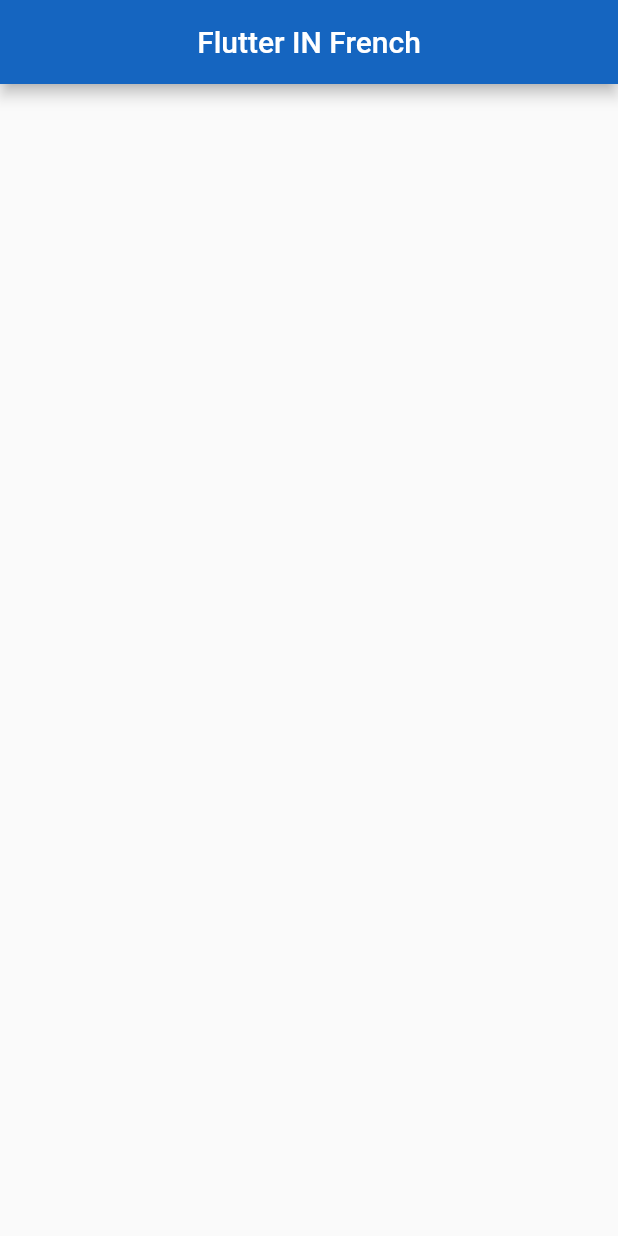
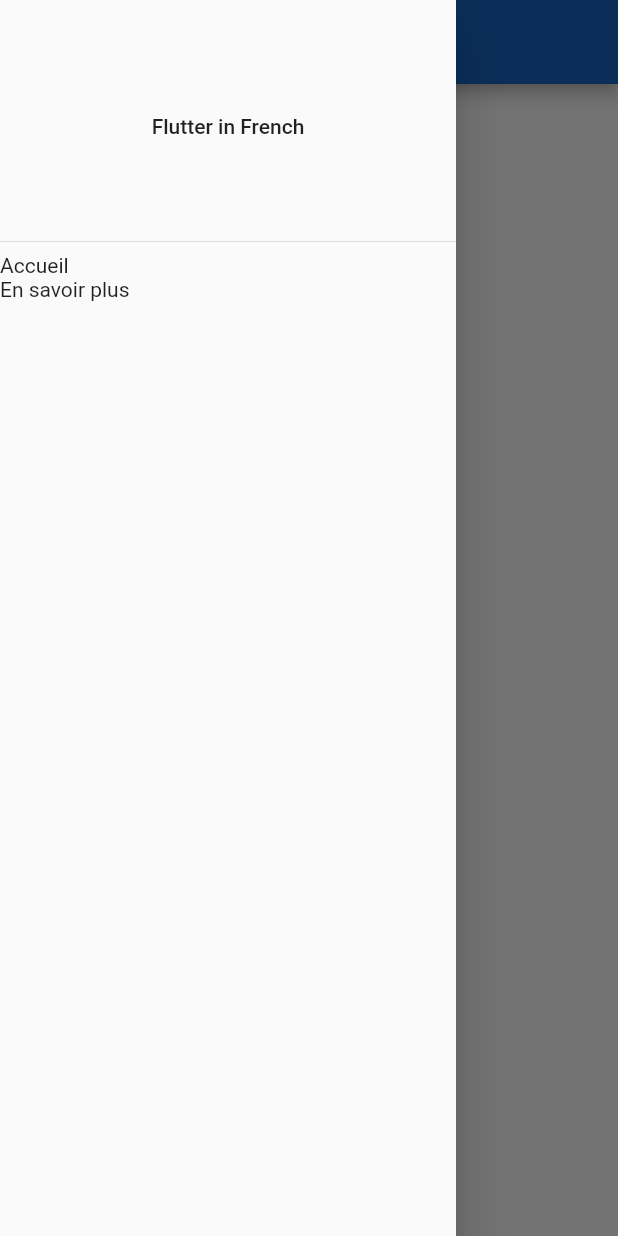
Before and after one commit to Jpilosel/FlutterInFrench, a Flutter app: the screen it shows after launch, with the side drawer open (before the commit the screen has no drawer), on a phone screen of 412 x 824 dp. Run offline on Flutter 3.47's test engine with Material 2 defaults, Android fonts, the phone set to English and light mode, and no system bars; our stand-ins replace google_fonts.

Commit message:
Ajout Appbar
Appbar sans les liens

```diff
--- a/lib/main.dart
+++ b/lib/main.dart
@@ -2,6 +2,7 @@ import 'package:flutter/material.dart';
 import 'package:flutterinfrench/screens/article_screen.dart';
 import 'package:flutterinfrench/screens/contact_screen.dart';
 import 'package:flutterinfrench/screens/home_screen.dart';
+import 'package:flutterinfrench/screens/themes/main_theme.dart';
 
 void main() => runApp(FlutterInFrenchApp());
 
@@ -16,11 +17,7 @@ class FlutterInFrenchApp extends StatelessWidget {
         '/contact': (context) => ContactScreen(),
         'article': (context) => ArcticleScreen()
       },
-      theme: ThemeData(
-        appBarTheme: AppBarTheme(
-          color: Colors.blue[800],
-        ),
-      ),
+      theme: MainTheme.build(),
     );
   }
 }
--- a/lib/screens/components/appbar_component.dart
+++ b/lib/screens/components/appbar_component.dart
@@ -1,9 +1,12 @@
 import 'package:flutter/material.dart';
+import 'package:google_fonts/google_fonts.dart';
 
 class AppbarComponent {
   static PreferredSizeWidget build() {
     return AppBar(
-      title: Text('Flutter IN French'),
+      title: Text(
+        'Flutter IN French',
+      ),
       centerTitle: true,
     );
   }
--- /dev/null
+++ b/lib/screens/components/menu_component.dart
@@ -0,0 +1,24 @@
+import 'package:flutter/material.dart';
+
+class MenuComponent extends StatelessWidget {
+  @override
+  Widget build(BuildContext context) {
+    return Drawer(
+      child: Column(
+        children: <Widget>[
+          DrawerHeader(
+            child: Center(child: Text('Flutter in French')),
+          ),
+          Expanded(
+            child: ListView(
+              children: <Widget>[
+                Text('Accueil'),
+                Text('En savoir plus'),
+              ],
+            ),
+          )
+        ],
+      ),
+    );
+  }
+}
--- a/lib/screens/home_screen.dart
+++ b/lib/screens/home_screen.dart
@@ -1,11 +1,13 @@
 import 'package:flutter/material.dart';
 import 'package:flutterinfrench/screens/components/appbar_component.dart';
+import 'package:flutterinfrench/screens/components/menu_component.dart';
 
 class HomeScreen extends StatelessWidget {
   @override
   Widget build(BuildContext context) {
     return Scaffold(
       appBar: AppbarComponent.build(),
+      drawer: MenuComponent(),
     );
   }
 }
--- /dev/null
+++ b/lib/screens/themes/main_theme.dart
@@ -0,0 +1,15 @@
+import 'package:flutter/material.dart';
+import 'package:google_fonts/google_fonts.dart';
+
+class MainTheme {
+  static ThemeData build() {
+    return ThemeData(
+      appBarTheme: AppBarTheme(
+        color: Colors.blue[800],
+        textTheme: TextTheme(
+          headline6: GoogleFonts.robotoSlab(fontSize: 24.0),
+        ),
+      ),
+    );
+  }
+}
--- a/pubspec.yaml
+++ b/pubspec.yaml
@@ -12,9 +12,7 @@ dependencies:
   flutter:
     sdk: flutter
 
-
-
-  cupertino_icons: ^1.0.0
+  # cupertino_icons: ^1.0.0
   google_fonts: ^1.1.1
 
 dev_dependencies:
```
Also changed, not shown: pubspec.lock, 4 other files.
